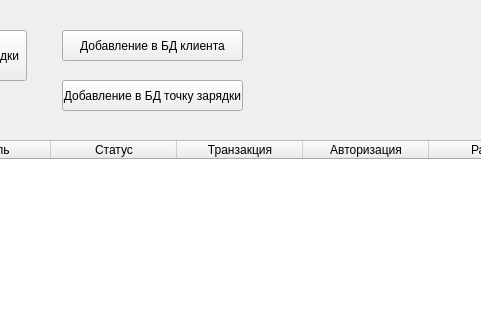
First picture: the form in CMS_server version 0.1/MainWindow.ui, repository stig888881/CMS_server, before the edit; both pictures show x 348 to 829 and y 0 to 320 of the 1240 by 490 pixel window.
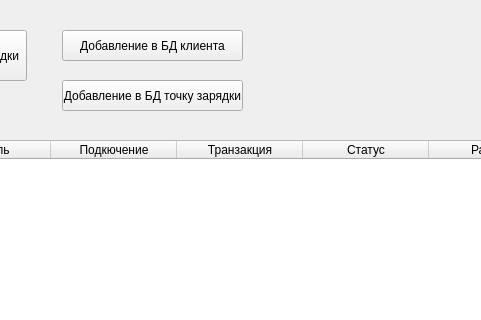
Second picture: the form after the edit. Icons and pictures are not drawn.

What changed in the file:
```diff
--- a/CMS_server version 0.1/MainWindow.ui
+++ b/CMS_server version 0.1/MainWindow.ui
@@ -162,7 +162,7 @@
     </column>
     <column>
      <property name="text">
-      <string>Статус</string>
+      <string>Подкючение</string>
      </property>
     </column>
     <column>
@@ -172,7 +172,7 @@
     </column>
     <column>
      <property name="text">
-      <string>Авторизация</string>
+      <string>Статус</string>
      </property>
     </column>
     <column>
```
